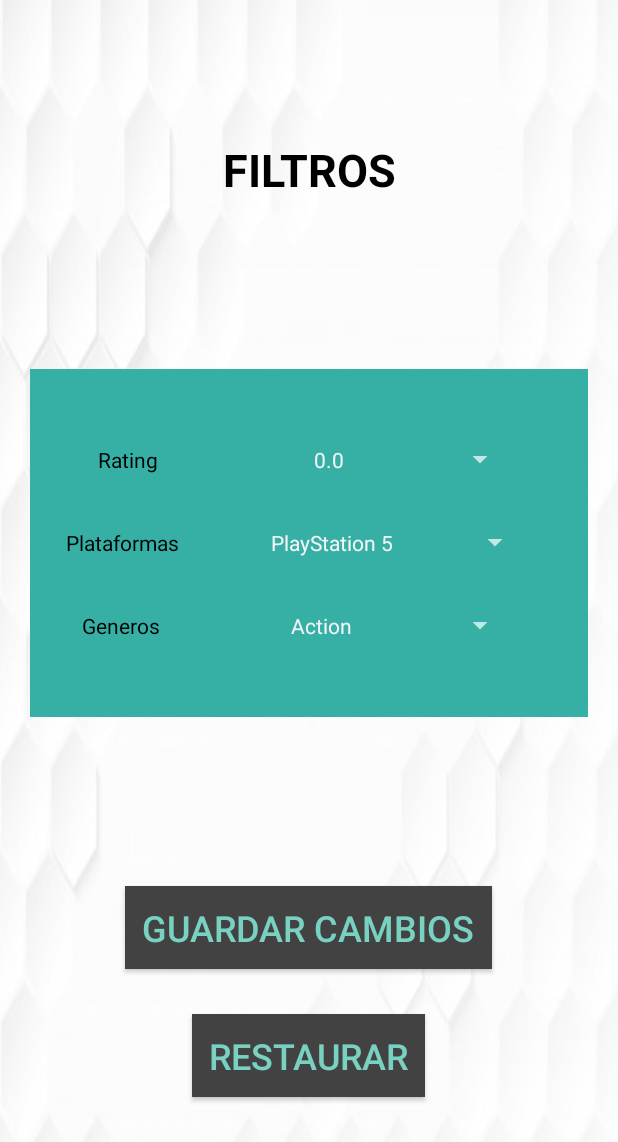
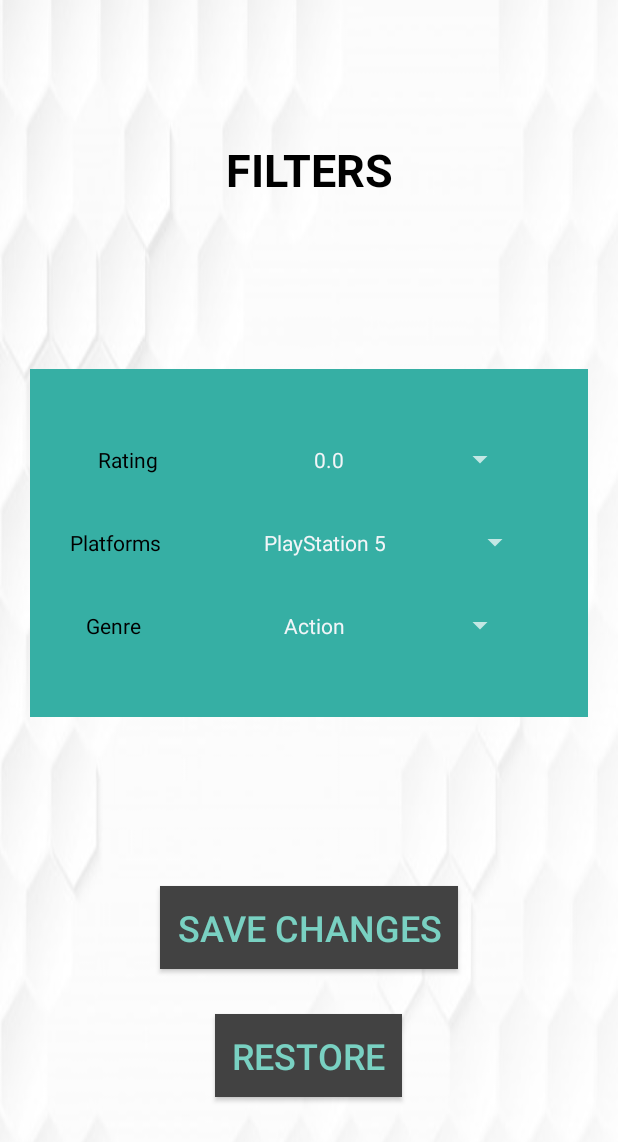
Before and after one commit to rubxter99/DATAGAMES, an Android app: the FilterGames screen opened directly, with no data from a screen before it, on a phone screen of 412 x 824 dp. Shown: the top 1142 px of the screen. Run offline under Robolectric (Android 15) with nearby library versions, the light colour scheme and no system bars; network calls fail; Roboto replaces fonts that are not available here.

Commit message:
Cambios estructurales

```diff
--- a/app/src/main/java/com/example/datagames/FilterGames.java
+++ b/app/src/main/java/com/example/datagames/FilterGames.java
@@ -124,7 +124,7 @@ public class FilterGames extends AppCompatActivity {
 
     private void guardarDatoSP(ObjectFilterGame objetcFiltro){
         SharedPreferences mPrefs = getSharedPreferences(HelperGlobal.KEYARRAYFILTROSPREFERENCESGAMES,MODE_PRIVATE);
-         prefsEditor = mPrefs.edit();
+        prefsEditor = mPrefs.edit();
         Gson gson = new Gson();
         String json = gson.toJson(objetcFiltro);
         prefsEditor.putString(HelperGlobal.ARRAYGAMESFILTROS, json);
--- a/app/src/main/java/com/example/datagames/FourFragment.java
+++ b/app/src/main/java/com/example/datagames/FourFragment.java
@@ -52,7 +52,6 @@ public class FourFragment extends Fragment {
         // Required empty public constructor
 
     }
-
 
 
     @Override
--- a/app/src/main/java/com/example/datagames/MainActivity.java
+++ b/app/src/main/java/com/example/datagames/MainActivity.java
@@ -32,13 +32,10 @@ public class MainActivity extends AppCompatActivity {
 
         mAuth= FirebaseAuth.getInstance();
 
-
         IntroAdapter adapter=new IntroAdapter(getSupportFragmentManager());
         viewPager.setAdapter(adapter);
+    }
 
-
-
-    }
     @Override
     public void onStart() {
         super.onStart();
--- a/app/src/main/java/com/example/datagames/MapsActivity.java
+++ b/app/src/main/java/com/example/datagames/MapsActivity.java
@@ -125,8 +125,6 @@ public class MapsActivity extends FragmentActivity implements OnMapReadyCallback
                     mMap.clear();
                 }
                 onMapReady(mMap);
-
-
             }
         });
 
@@ -182,7 +180,6 @@ public class MapsActivity extends FragmentActivity implements OnMapReadyCallback
     @Override
     public void onMapReady(GoogleMap googleMap) {
         mMap = googleMap;
-
 
         if (ContextCompat.checkSelfPermission(MapsActivity.this, Manifest.permission.ACCESS_FINE_LOCATION) == PackageManager.PERMISSION_GRANTED) {
 
@@ -354,9 +351,7 @@ public class MapsActivity extends FragmentActivity implements OnMapReadyCallback
         if (currentUserLocationMarker != null ) {
             currentUserLocationMarker.remove();
 
-
         }
-
 
         LatLng latLng = new LatLng(mCurrentLocation.getLatitude(), mCurrentLocation.getLongitude());
 
@@ -372,7 +367,6 @@ public class MapsActivity extends FragmentActivity implements OnMapReadyCallback
         if (googleApiClient != null) {
             LocationServices.FusedLocationApi.removeLocationUpdates(googleApiClient, this);
         }
-
 
     }
 
--- a/app/src/main/res/layout/activity_about.xml
+++ b/app/src/main/res/layout/activity_about.xml
@@ -63,6 +63,4 @@
 
     </com.google.android.material.navigation.NavigationView>
 
-
-
 </androidx.drawerlayout.widget.DrawerLayout>
--- a/app/src/main/res/layout/activity_filter_games.xml
+++ b/app/src/main/res/layout/activity_filter_games.xml
@@ -5,7 +5,6 @@
     android:layout_width="match_parent"
     android:layout_height="match_parent"
     android:background="@drawable/background"
-
     android:orientation="vertical"
     tools:context=".FilterGames">
 
@@ -15,21 +14,17 @@
         android:layout_gravity="center_vertical"
         android:layout_weight="1"
         android:gravity="center"
-
-        android:orientation="horizontal"
-
-        >
-
+        android:orientation="horizontal">
 
         <TextView
             android:layout_width="match_parent"
             android:layout_height="match_parent"
             android:gravity="center"
-            android:text="FILTROS"
+            android:text="@string/filtros"
             android:textColor="@android:color/background_dark"
-            android:textSize="30dp"
+            android:textSize="30sp"
             android:textStyle="bold"
-            ></TextView>
+            />
     </LinearLayout>
 
     <LinearLayout
@@ -39,11 +34,7 @@
         android:layout_margin="20dp"
         android:background="@color/logoFiltro"
         android:gravity="center"
-        android:orientation="vertical"
-
-        >
-
-
+        android:orientation="vertical">
 
         <LinearLayout
             android:layout_width="match_parent"
@@ -65,11 +56,7 @@
                 android:layout_width="wrap_content"
                 android:layout_height="wrap_content"
                 android:layout_weight="3"
-
-                android:spinnerMode="dropdown"
-
-
-                />
+                android:spinnerMode="dropdown"/>
 
         </LinearLayout>
 
@@ -84,7 +71,7 @@
                 android:layout_width="wrap_content"
                 android:layout_height="wrap_content"
                 android:layout_weight="2"
-                android:text="Plataformas"
+                android:text="@string/plataformas"
                 android:textAlignment="center"
                 android:textColor="@android:color/black" />
 
@@ -93,10 +80,7 @@
                 android:layout_width="wrap_content"
                 android:layout_height="wrap_content"
                 android:layout_weight="3"
-
                 android:spinnerMode="dropdown"
-
-
                 />
 
         </LinearLayout>
@@ -106,13 +90,13 @@
             android:layout_height="wrap_content"
             android:layout_margin="8dp"
             android:orientation="horizontal"
-            android:paddingRight="40dp">
+            android:paddingEnd="40dp">
 
             <TextView
                 android:layout_width="wrap_content"
                 android:layout_height="wrap_content"
                 android:layout_weight="2"
-                android:text="Generos"
+                android:text="@string/genre"
                 android:textAlignment="center"
                 android:textColor="@android:color/black" />
 
@@ -121,14 +105,8 @@
                 android:layout_width="wrap_content"
                 android:layout_height="wrap_content"
                 android:layout_weight="3"
-                android:spinnerMode="dropdown"
-
-
-                />
-
+                android:spinnerMode="dropdown"/>
         </LinearLayout>
-
-
     </LinearLayout>
 
     <LinearLayout
@@ -144,19 +122,20 @@
             android:layout_height="wrap_content"
             android:background="@color/cardview_dark_background"
             android:padding="11dp"
-            android:text="GUARDAR CAMBIOS"
+            android:text="@string/guardar_cambios"
             android:textColor="@color/colorLogin"
             android:layout_marginBottom="30dp"
-            android:textSize="24dp"></Button>
+            android:textSize="24dp"/>
+
         <Button
             android:id="@+id/btn_FILTROS_RESTAURAR"
             android:layout_width="wrap_content"
             android:layout_height="wrap_content"
             android:background="@color/cardview_dark_background"
             android:padding="11dp"
-            android:text="RESTAURAR"
+            android:text="@string/restaurar"
             android:textColor="@color/colorLogin"
-            android:textSize="24dp"></Button>
+            android:textSize="24dp"/>
     </LinearLayout>
 
 </LinearLayout>
--- a/app/src/main/res/layout/activity_menu.xml
+++ b/app/src/main/res/layout/activity_menu.xml
@@ -313,7 +313,7 @@
 
                 </androidx.constraintlayout.widget.ConstraintLayout>
 
-        </androidx.cardview.widget.CardView>
+            </androidx.cardview.widget.CardView>
             <androidx.cardview.widget.CardView
                 android:id="@+id/cd_settings"
                 android:layout_width="match_parent"
--- a/app/src/main/res/values/strings.xml
+++ b/app/src/main/res/values/strings.xml
@@ -92,5 +92,8 @@
     <string name="genre">Genre</string>
     <string name="image">Image</string>
     <string name="website">Website</string>
+    <string name="filtros">FILTERS</string>
+    <string name="guardar_cambios">SAVE CHANGES</string>
+    <string name="restaurar">RESTORE</string>
 
 </resources>
```
Also changed, not shown: app/src/main/java/com/example/datagames/GamesParse.java (+0 -11 lines), app/src/main/java/com/example/datagames/HelperGlobal.java (+2 -51 lines), app/src/main/java/com/example/datagames/Profile.java (+0 -7 lines), app/src/main/res/layout/activity_lista_juegos.xml (+1 -21 lines), app/src/main/res/drawable/primerfram.png (deleted), app/src/main/res/layout/activity_shops.xml (indentation only). Lines whose indentation alone changed are shown as unchanged.
